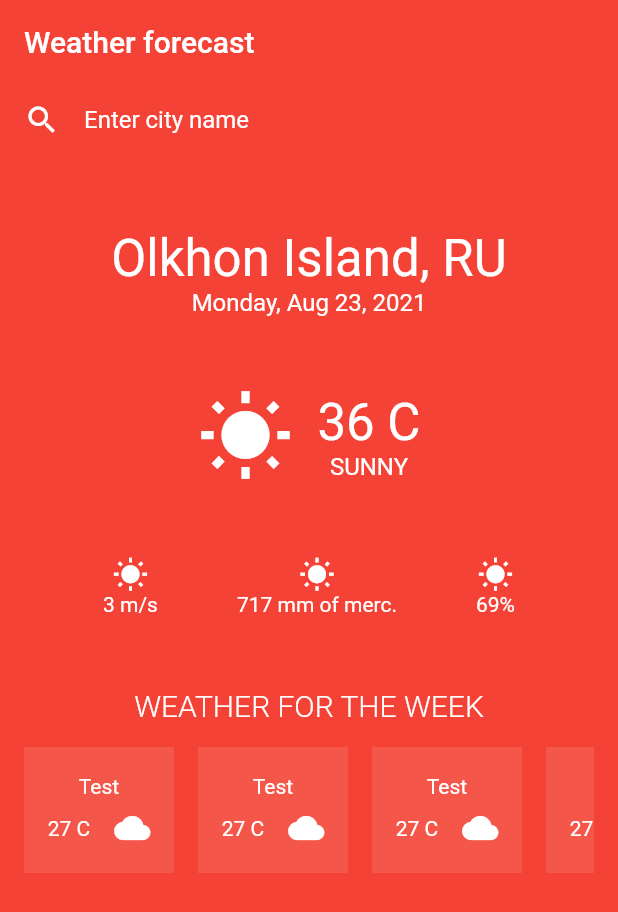
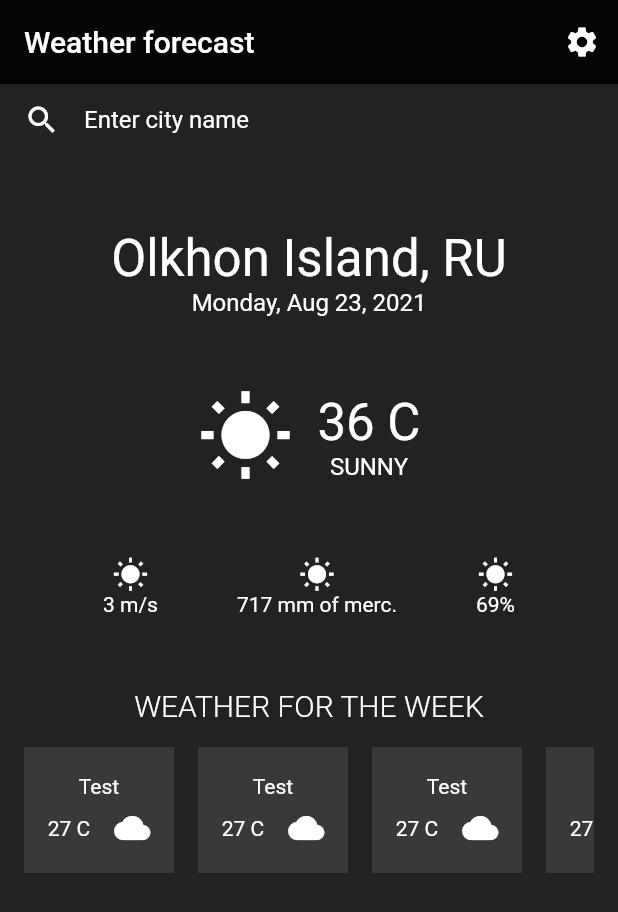
Before and after one commit to verhneudinec/flutter-weather-app-demo, a Flutter app: the screen it shows after launch, on a phone screen of 412 x 824 dp. Shown: the top 912 px of the screen. Run offline on Flutter 3.47's test engine with Material 2 defaults, Android fonts, the light colour scheme and no system bars.

Commit message:
App navigation

```diff
--- a/lib/home.dart
+++ b/lib/home.dart
@@ -1,5 +1,6 @@
 import 'package:flutter/material.dart';
 import 'package:flutter/material.dart';
+import 'package:reborn_demo/settings.dart';
 
 class homeScreen extends StatefulWidget {
   const homeScreen({Key key}) : super(key: key);
@@ -14,6 +15,19 @@
     return Scaffold(
       appBar: AppBar(
         title: Text("Weather forecast"),
+        actions: [
+          IconButton(
+            icon: Icon(Icons.settings),
+            onPressed: () {
+              // Route route = MaterialPageRoute(
+              //   builder: (context) => SettingsScreen(),
+              // );
+              // Navigator.of(context).push(route);
+
+              Navigator.pushNamed(context, '/settings');
+            },
+          ),
+        ],
       ),
       body: SingleChildScrollView(
         padding: EdgeInsets.symmetric(
--- a/lib/main.dart
+++ b/lib/main.dart
@@ -1,5 +1,6 @@
 import 'package:flutter/material.dart';
 import 'package:reborn_demo/home.dart';
+import 'package:reborn_demo/settings.dart';
 
 void main() {
   runApp(
@@ -24,14 +25,17 @@
       home: homeScreen(),
       theme: ThemeData(
         brightness: Brightness.dark,
-        backgroundColor: Colors.pink,
-        scaffoldBackgroundColor: Colors.red,
+        scaffoldBackgroundColor: Colors.black87,
         appBarTheme: AppBarTheme(
-          backgroundColor: Colors.red,
+          backgroundColor: Colors.black87,
           shadowColor: Colors.transparent,
         ),
         visualDensity: VisualDensity.adaptivePlatformDensity,
       ),
+      initialRoute: '/',
+      routes: {
+        '/settings': (context) => SettingsScreen(),
+      },
     );
   }
 }
```
Also changed, not shown: lib/settings.dart (added, +50 -0 lines).
